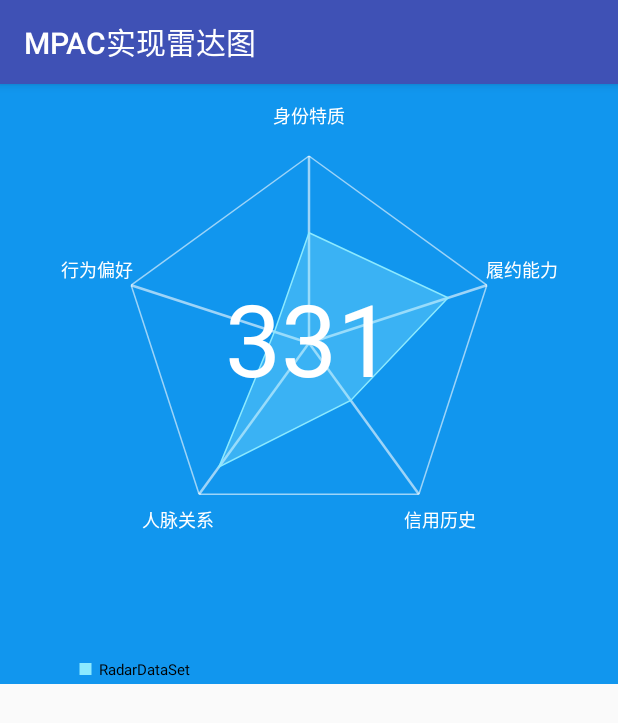
After one commit to SunnyLy/MuKeNet, an Android app: the RadarChartActivity screen opened directly, with no data from a screen before it, on a phone screen of 412 x 824 dp. The commit adds this screen. Shown: the top 723 px of the screen. Run offline under Robolectric (Android 15) with nearby library versions, the phone set to English and light mode, and no system bars.

Commit message:
完成雷達圖的繪製 。。。。

```diff
--- a/MPChartLib/src/main/java/com/github/mikephil/charting/charts/RadarChart.java
+++ b/MPChartLib/src/main/java/com/github/mikephil/charting/charts/RadarChart.java
@@ -53,6 +53,10 @@ public class RadarChart extends PieRadarChartBase<RadarData> {
      * flag indicating if the web lines should be drawn or not
      */
     private boolean mDrawWeb = true;
+
+    private boolean mDrawWebInner = true;//画里面的线，默认为true
+
+    private boolean mDrawValueCenter = false;//在雷達圖中間畫值，默認為false
 
     /**
      * modulus that determines how many labels and web-lines are skipped before the next is drawn
@@ -134,13 +138,14 @@ public class RadarChart extends PieRadarChartBase<RadarData> {
 
         mXAxisRenderer.renderAxisLabels(canvas);
 
-        if (mDrawWeb)
-            mRenderer.drawExtras(canvas);
+        if (mDrawWeb){
+                mRenderer.drawExtras(canvas);
+        }
+
+        mRenderer.drawData(canvas);
 
         if (mYAxis.isEnabled() && mYAxis.isDrawLimitLinesBehindDataEnabled())
             mYAxisRenderer.renderLimitLines(canvas);
-
-        mRenderer.drawData(canvas);
 
         if (valuesToHighlight())
             mRenderer.drawHighlighted(canvas, mIndicesToHighlight);
@@ -284,6 +289,14 @@ public class RadarChart extends PieRadarChartBase<RadarData> {
         mWebColorInner = color;
     }
 
+    /**
+     * 是否可以画里面的线
+     * @return
+     */
+    public void setWebInnerEnable(boolean webInnerEnable){
+        mDrawWebInner = webInnerEnable;
+    }
+
     public int getWebColorInner() {
         return mWebColorInner;
     }
@@ -358,4 +371,16 @@ public class RadarChart extends PieRadarChartBase<RadarData> {
     public float getYRange() {
         return mYAxis.mAxisRange;
     }
+
+    public boolean isDrawWebInnerEnable() {
+        return mDrawWebInner;
+    }
+
+    public void setDrawCenterValue(boolean drawable) {
+        mDrawValueCenter = drawable;
+    }
+
+    public boolean isDrawValueCenter() {
+        return mDrawValueCenter;
+    }
 }
--- a/MPChartLib/src/main/java/com/github/mikephil/charting/renderer/RadarChartRenderer.java
+++ b/MPChartLib/src/main/java/com/github/mikephil/charting/renderer/RadarChartRenderer.java
@@ -5,7 +5,10 @@ import android.graphics.Canvas;
 import android.graphics.Color;
 import android.graphics.Paint;
 import android.graphics.Path;
+import android.graphics.Rect;
 import android.graphics.drawable.Drawable;
+import android.text.TextPaint;
+import android.util.Log;
 
 import com.github.mikephil.charting.animation.ChartAnimator;
 import com.github.mikephil.charting.charts.RadarChart;
@@ -27,6 +30,7 @@ public class RadarChartRenderer extends LineRadarRenderer {
      */
     protected Paint mWebPaint;
     protected Paint mHighlightCirclePaint;
+
 
     public RadarChartRenderer(RadarChart chart, ChartAnimator animator,
                               ViewPortHandler viewPortHandler) {
@@ -158,6 +162,8 @@ public class RadarChartRenderer extends LineRadarRenderer {
         // pixels
         float factor = mChart.getFactor();
 
+        float score = 0f;//最終分數
+
         MPPointF center = mChart.getCenterOffsets();
         MPPointF pOut = MPPointF.getInstance(0,0);
         MPPointF pIcon = MPPointF.getInstance(0,0);
@@ -168,7 +174,7 @@ public class RadarChartRenderer extends LineRadarRenderer {
 
             IRadarDataSet dataSet = mChart.getData().getDataSetByIndex(i);
 
-            if (!shouldDrawValues(dataSet))
+            if (!shouldDrawValues(dataSet) && !mChart.isDrawValueCenter())
                 continue;
 
             // apply the text-styling defined by the DataSet
@@ -200,6 +206,9 @@ public class RadarChartRenderer extends LineRadarRenderer {
                                     (j));
                 }
 
+                Log.e("value:","值："+entry.getY());
+                score += entry.getY();
+
                 if (entry.getIcon() != null && dataSet.isDrawIconsEnabled()) {
 
                     Drawable icon = entry.getIcon();
@@ -224,6 +233,18 @@ public class RadarChartRenderer extends LineRadarRenderer {
             }
 
             MPPointF.recycleInstance(iconsOffset);
+        }
+
+        if (mChart.isDrawValueCenter()){
+            //在中間畫值
+            Paint centerPaint = new Paint();
+            centerPaint.setColor(Color.WHITE);
+            centerPaint.setTextSize(100);
+            String strScore = (int)score + "";
+            float centerX = center.x - centerPaint.measureText(strScore)/2;
+            float centerY = center.y - (centerPaint.ascent() + centerPaint.descent())/2;
+
+            c.drawText(strScore,centerX,centerY,centerPaint);
         }
 
         MPPointF.recycleInstance(center);
@@ -286,7 +307,14 @@ public class RadarChartRenderer extends LineRadarRenderer {
                 Utils.getPosition(center, r, sliceangle * i + rotationangle, p1out);
                 Utils.getPosition(center, r, sliceangle * (i + 1) + rotationangle, p2out);
 
-                c.drawLine(p1out.x, p1out.y, p2out.x, p2out.y, mWebPaint);
+                if (mChart.isDrawWebInnerEnable()){
+                    //不畫裡面的線，只畫最外面的一條
+                    c.drawLine(p1out.x, p1out.y, p2out.x, p2out.y, mWebPaint);
+                }else{
+                    if (j==labelCount -1){
+                        c.drawLine(p1out.x, p1out.y, p2out.x, p2out.y, mWebPaint);
+                    }
+                }
 
 
             }
--- a/app/src/main/AndroidManifest.xml
+++ b/app/src/main/AndroidManifest.xml
@@ -25,6 +25,10 @@
         <activity android:name=".basicchart.LineChartActivity"/>
 
         <activity android:name=".basicchart.KChartActivity"/>
+
+        <activity android:name=".basicchart.PieChartActivity"/>
+
+        <activity android:name=".basicchart.RadarChartActivity"/>
     </application>
 
 </manifest>
--- a/app/src/main/java/chart/muke/com/mukechart/basicchart/BasicChartActivity.java
+++ b/app/src/main/java/chart/muke/com/mukechart/base/BasicChartActivity.java
@@ -1,4 +1,4 @@
-package chart.muke.com.mukechart.basicchart;
+package chart.muke.com.mukechart.base;
 
 import android.os.Bundle;
 import android.support.annotation.Nullable;
--- a/app/src/main/java/chart/muke/com/mukechart/basicchart/KChartActivity.java
+++ b/app/src/main/java/chart/muke/com/mukechart/basicchart/KChartActivity.java
@@ -53,7 +53,7 @@ public class KChartActivity extends MukeBaseActivity {
     protected void initParams() {
 
         initKChart();
-        setData(10,100);
+        setData(40,100);
         mKChart.invalidate();
 
 
--- /dev/null
+++ b/app/src/main/java/chart/muke/com/mukechart/basicchart/RadarChartActivity.java
@@ -0,0 +1,108 @@
+package chart.muke.com.mukechart.basicchart;
+
+import android.graphics.Color;
+
+import com.github.mikephil.charting.charts.RadarChart;
+import com.github.mikephil.charting.components.AxisBase;
+import com.github.mikephil.charting.components.XAxis;
+import com.github.mikephil.charting.components.YAxis;
+import com.github.mikephil.charting.data.RadarData;
+import com.github.mikephil.charting.data.RadarDataSet;
+import com.github.mikephil.charting.data.RadarEntry;
+import com.github.mikephil.charting.formatter.IAxisValueFormatter;
+import com.github.mikephil.charting.utils.MPPointF;
+
+import java.util.ArrayList;
+import java.util.List;
+
+import chart.muke.com.mukechart.R;
+import chart.muke.com.mukechart.base.MukeBaseActivity;
+
+/**
+ * @Annotation <p>雷达图</p>
+ * @Auth Sunny
+ * @date 2017/9/17
+ * @Version V1.0.0
+ */
+
+public class RadarChartActivity extends MukeBaseActivity {
+
+    private RadarChart mRadarChart;
+
+    private String[] mDemissions = {"身份特质","履约能力","信用历史","人脉关系","行为偏好"};
+    @Override
+    public int getLayoutId() {
+        setTitle(R.string.title_randar_chart);
+        return R.layout.activity_randar_chart;
+    }
+
+    @Override
+    public void onContentChanged() {
+        mRadarChart = (RadarChart) findViewById(R.id.radar_chart);
+    }
+
+    @Override
+    protected void initParams() {
+
+        initRadarChart();
+        setData(mDemissions.length,100);
+        mRadarChart.invalidate();
+    }
+
+    private void setData(int count,float range) {
+        List<RadarEntry> values = new ArrayList<>();
+        for (int i=0;i<count;i++){
+            float val = (float) (Math.random()*range +10);
+            RadarEntry radarEntry = new RadarEntry(val);
+            values.add(radarEntry);
+        }
+
+        RadarDataSet radarDataSet = new RadarDataSet(values,"RadarDataSet");
+        radarDataSet.setDrawFilled(true);//封闭图形
+        radarDataSet.setLineWidth(1);//线宽
+        radarDataSet.setDrawHighlightCircleEnabled(true);
+        radarDataSet.setDrawValues(false);//不显示值
+        radarDataSet.setDrawIcons(false);
+
+        RadarData radarData = new RadarData(radarDataSet);
+
+        mRadarChart.setData(radarData);
+
+    }
+
+    private void initRadarChart() {
+
+        mRadarChart.setNoDataText(getResources().getString(R.string.no_data));
+        mRadarChart.setDrawWeb(true);
+        mRadarChart.setWebInnerEnable(false);
+        mRadarChart.setWebColorInner(Color.WHITE);//各頂點連線
+        mRadarChart.setWebColor(Color.WHITE);//頂點到中點的連線
+        mRadarChart.setDrawCenterValue(true);//是否在中間畫值
+        mRadarChart.setBackgroundColor(0xFF1196EE);
+        mRadarChart.setSkipWebLineCount(0);
+        mRadarChart.setRotationEnabled(false);
+        mRadarChart.setDescription(null);
+
+        //X轴上画出维度
+        XAxis xAxis = mRadarChart.getXAxis();
+        xAxis.setTextSize(12f);
+        xAxis.setYOffset(0f);
+        xAxis.setXOffset(0f);
+        xAxis.setValueFormatter(new IAxisValueFormatter() {
+            @Override
+            public String getFormattedValue(float value, AxisBase axis) {
+                return mDemissions[(int) value % mDemissions.length];
+            }
+        });
+        xAxis.setTextColor(Color.WHITE);
+        xAxis.setDrawGridLines(false);
+
+
+        YAxis yAxis = mRadarChart.getYAxis();
+        yAxis.setLabelCount(5, false);
+        yAxis.setTextSize(9f);
+        yAxis.setAxisMinimum(0f);
+        yAxis.setAxisMaximum(80f);
+        yAxis.setDrawLabels(false);
+    }
+}
--- /dev/null
+++ b/app/src/main/res/layout/activity_randar_chart.xml
@@ -0,0 +1,11 @@
+<?xml version="1.0" encoding="utf-8"?>
+<LinearLayout xmlns:android="http://schemas.android.com/apk/res/android"
+    android:orientation="vertical" android:layout_width="match_parent"
+    android:layout_height="match_parent">
+
+    <com.github.mikephil.charting.charts.RadarChart
+        android:id="@+id/radar_chart"
+        android:layout_width="match_parent"
+        android:layout_height="400dp"/>
+
+</LinearLayout>
--- a/app/src/main/res/values/strings.xml
+++ b/app/src/main/res/values/strings.xml
@@ -6,6 +6,10 @@
     <string name="show_circle">显示圆点</string>
     <string name="title_line_chart">简单折线图</string>
     <string name="title_k_bar">MPAC实现K线图</string>
+    <string name="title_pie_chart">MPAC实现饼状图</string>
+    <string name="no_data">暂无数据</string>
+    <string name="pie_center">利用MPAC来实现饼状图</string>
+    <string name="title_randar_chart">MPAC实现雷达图</string>
 
     <string-array name="chart_types">
         <item>MPAC实现直方图</item>
```
Also changed, not shown: MPChartLib/src/main/java/com/github/mikephil/charting/data/RadarData.java (+8 -0 lines), app/src/main/java/chart/muke/com/mukechart/MainActivity.java (+8 -5 lines), app/src/main/java/chart/muke/com/mukechart/base/MukeBaseActivity.java (+9 -4 lines), app/src/main/java/chart/muke/com/mukechart/basicchart/PieChartActivity.java (added, +119 -0 lines), app/src/main/res/layout/activity_pie_chart.xml (added, +12 -0 lines).
